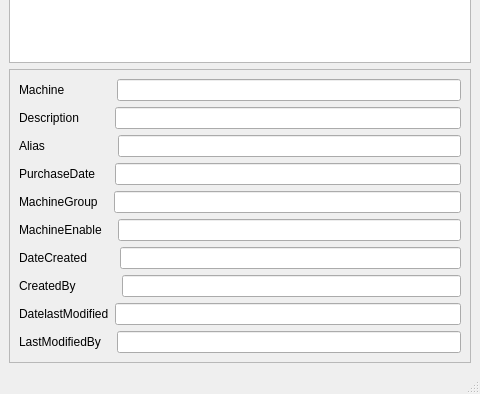
The window that elitebridge_ui_file/machine.ui (SaiSawant1/EliteBridgeAdmin) describes before a commit, drawn with Qt 5; both pictures show x 0 to 480 and y 246 to 640 of the 480 by 640 pixel window.
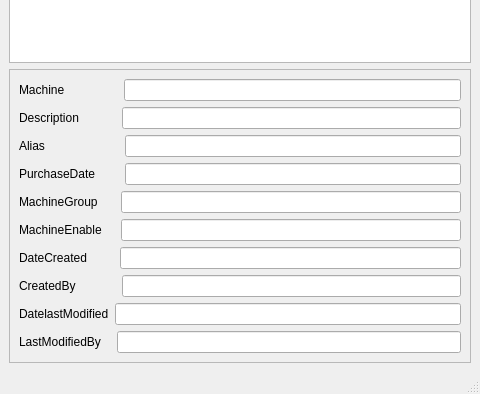
The same window after the commit.

```diff
--- a/elitebridge_ui_file/machine.ui
+++ b/elitebridge_ui_file/machine.ui
@@ -44,7 +44,7 @@
            <item>
             <widget class="QLabel" name="label">
              <property name="text">
-              <string>Machine              </string>
+              <string>Machine                </string>
              </property>
             </widget>
            </item>
@@ -58,7 +58,7 @@
            <item>
             <widget class="QLabel" name="label_2">
              <property name="text">
-              <string>Description         </string>
+              <string>Description           </string>
              </property>
             </widget>
            </item>
@@ -72,7 +72,7 @@
            <item>
             <widget class="QLabel" name="label_3">
              <property name="text">
-              <string>Alias                    </string>
+              <string>Alias                      </string>
              </property>
             </widget>
            </item>
@@ -86,7 +86,7 @@
            <item>
             <widget class="QLabel" name="label_4">
              <property name="text">
-              <string>PurchaseDate    </string>
+              <string>PurchaseDate       </string>
              </property>
             </widget>
            </item>
@@ -100,7 +100,7 @@
            <item>
             <widget class="QLabel" name="label_5">
              <property name="text">
-              <string>MachineGroup   </string>
+              <string>MachineGroup     </string>
              </property>
             </widget>
            </item>
@@ -114,7 +114,7 @@
            <item>
             <widget class="QLabel" name="label_6">
              <property name="text">
-              <string>MachineEnable   </string>
+              <string>MachineEnable    </string>
              </property>
             </widget>
            </item>
```
